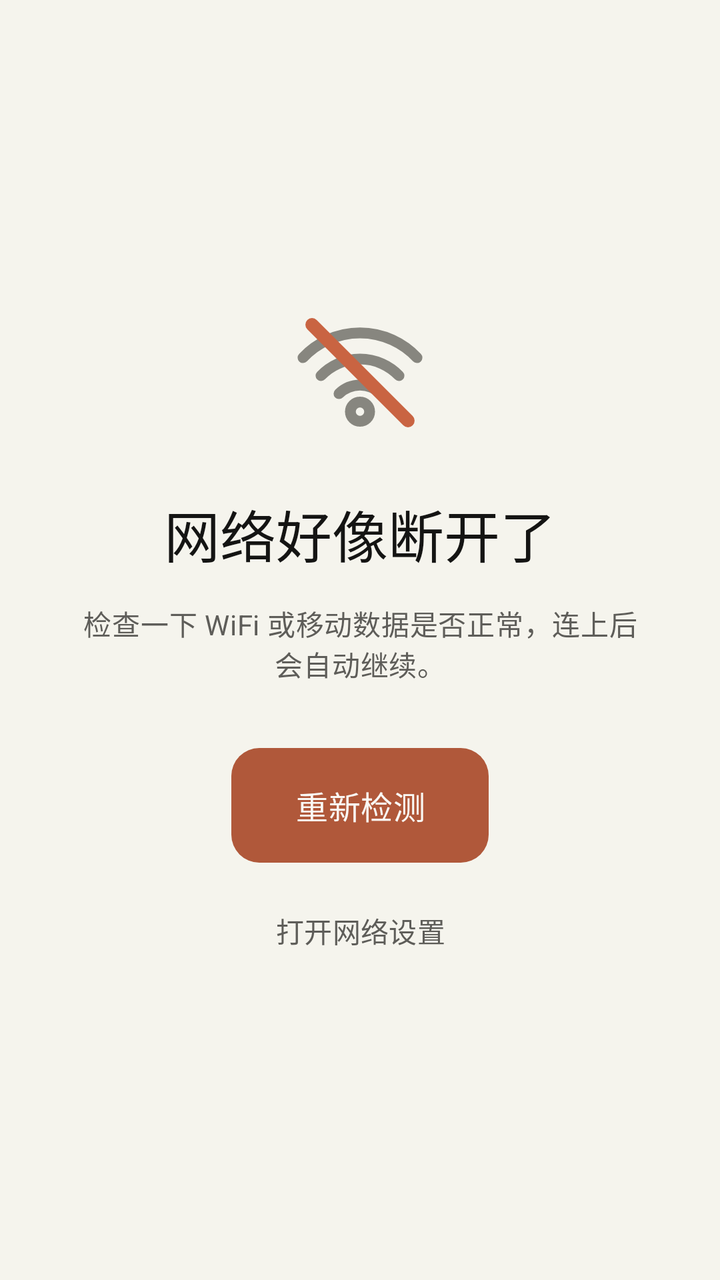
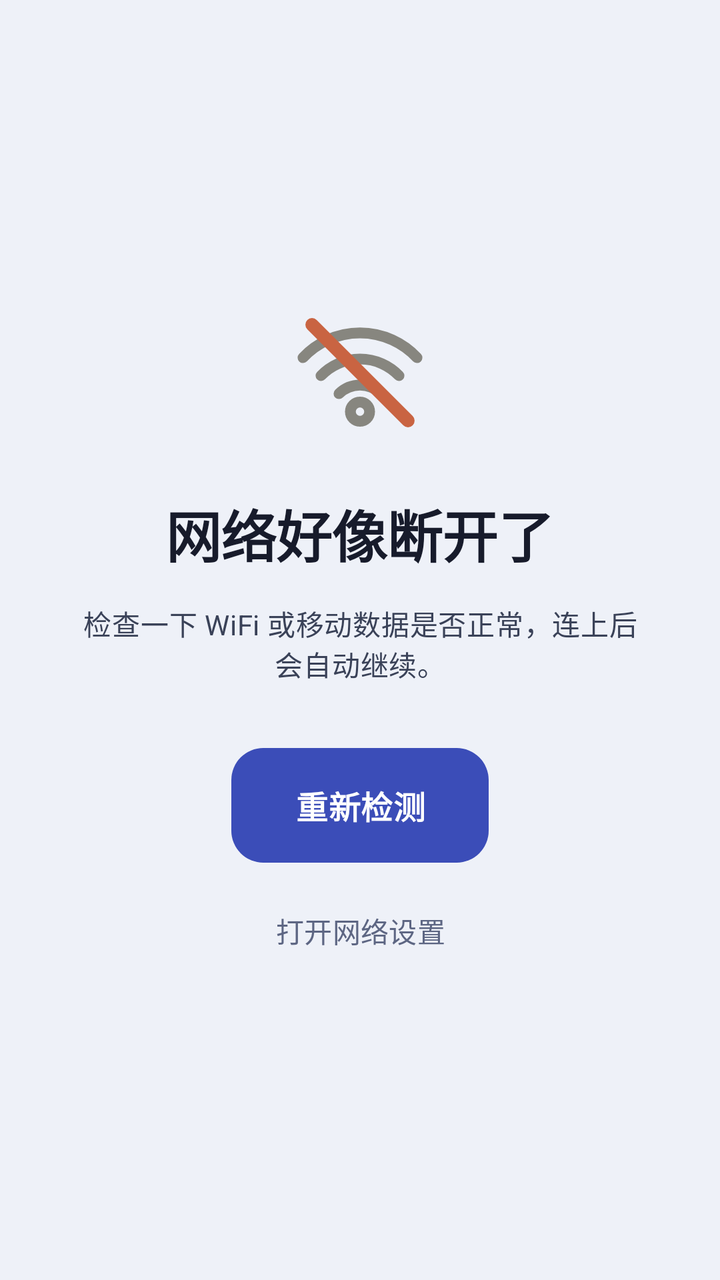

The first picture is an Android layout as it rendered before a commit; the second is the same layout after the commit. The layout source and the unified diff follow.
<!-- AndroidManifest.xml: application theme Theme.FlashSearch -->
<!-- res/layout/activity_no_network.xml -->
<?xml version="1.0" encoding="utf-8"?>
<LinearLayout xmlns:android="http://schemas.android.com/apk/res/android"
    android:id="@+id/root"
    android:layout_width="match_parent"
    android:layout_height="match_parent"
    android:background="?android:attr/colorBackground"
    android:gravity="center"
    android:orientation="vertical"
    android:paddingStart="40dp"
    android:paddingEnd="40dp">

    <ImageView
        android:layout_width="72dp"
        android:layout_height="72dp"
        android:contentDescription="@string/no_network_title"
        android:src="@drawable/ic_no_network" />

    <TextView
        android:id="@+id/titleText"
        android:layout_width="wrap_content"
        android:layout_height="wrap_content"
        android:layout_marginTop="24dp"
        android:gravity="center"
        android:text="@string/no_network_title"
        android:textAppearance="@style/TextAppearance.FlashSearch.Serif.Display" />

    <TextView
        android:id="@+id/messageText"
        android:layout_width="match_parent"
        android:layout_height="wrap_content"
        android:layout_marginTop="14dp"
        android:gravity="center"
        android:text="@string/no_network_message"
        android:textAppearance="@style/TextAppearance.FlashSearch.Body" />

    <com.google.android.material.button.MaterialButton
        android:id="@+id/retryButton"
        style="@style/Widget.FlashSearch.PrimaryButton"
        android:layout_width="wrap_content"
        android:layout_height="wrap_content"
        android:layout_marginTop="28dp"
        android:paddingStart="32dp"
        android:paddingEnd="32dp"
        android:text="@string/no_network_retry" />

    <com.google.android.material.button.MaterialButton
        android:id="@+id/settingsButton"
        style="@style/Widget.FlashSearch.TextButton"
        android:layout_width="wrap_content"
        android:layout_height="wrap_content"
        android:layout_marginTop="6dp"
        android:text="@string/no_network_settings" />

</LinearLayout>
<!-- resources referenced by this layout -->
<resources>
  <style name="TextAppearance.FlashSearch.Body" parent="TextAppearance.Material3.BodyMedium">
          <item name="android:lineSpacingMultiplier">1.5</item>
          <item name="android:textColor">@color/olive_gray</item>
      </style>
  <style name="TextAppearance.FlashSearch.Serif.Display" parent="TextAppearance.Material3.HeadlineMedium">
          <item name="android:fontFamily">serif</item>
          <item name="android:textStyle">normal</item>
          <item name="android:textColor">@color/near_black</item>
          <item name="android:letterSpacing">0</item>
          <item name="android:lineSpacingMultiplier">1.15</item>
          <item name="android:textFontWeight" tools:targetApi="28">500</item>
      </style>
  <style name="Widget.FlashSearch.PrimaryButton" parent="Widget.Material3.Button">
          <item name="backgroundTint">@color/terracotta</item>
          <item name="android:textColor">@color/ivory</item>
          <item name="android:paddingTop">17dp</item>
          <item name="android:paddingBottom">17dp</item>
          <item name="android:textSize">16sp</item>
          <item name="android:letterSpacing">0.01</item>
          <item name="cornerRadius">14dp</item>
          <item name="iconSize">20dp</item>
          <item name="iconGravity">textStart</item>
          <item name="iconPadding">10dp</item>
          <item name="iconTint">@color/ivory</item>
          <item name="elevation">0dp</item>
          <item name="rippleColor">#33FFFFFF</item>
      </style>
  <style name="Widget.FlashSearch.TextButton" parent="Widget.Material3.Button.TextButton">
          <item name="android:textColor">@color/olive_gray</item>
          <item name="rippleColor">@color/warm_sand</item>
          <item name="elevation">0dp</item>
      </style>
  <style name="Theme.FlashSearch" parent="Theme.Material3.DayNight.NoActionBar">
          <item name="colorPrimary">@color/terracotta</item>
          <item name="colorOnPrimary">@color/ivory</item>
          <item name="colorPrimaryContainer">@color/warm_sand</item>
          <item name="colorOnPrimaryContainer">@color/charcoal_warm</item>
          <item name="colorSecondary">@color/coral</item>
          <item name="colorOnSecondary">@color/near_black</item>
          <item name="colorError">@color/error_crimson</item>
  
          <item name="colorSurface">@color/parchment</item>
          <item name="colorOnSurface">@color/near_black</item>
          <item name="colorSurfaceVariant">@color/ivory</item>
          <item name="colorOnSurfaceVariant">@color/olive_gray</item>
          <item name="colorSurfaceContainerLowest">@color/pure_white</item>
          <item name="colorSurfaceContainerLow">@color/ivory</item>
          <item name="colorSurfaceContainer">@color/ivory</item>
          <item name="colorSurfaceContainerHigh">@color/warm_sand</item>
          <item name="colorSurfaceContainerHighest">@color/warm_sand</item>
          <item name="colorOutline">@color/ring_warm</item>
          <item name="colorOutlineVariant">@color/border_cream</item>
  
          <item name="android:colorBackground">@color/parchment</item>
          <item name="android:windowBackground">@color/parchment</item>
          <item name="android:statusBarColor">@android:color/transparent</item>
          <item name="android:navigationBarColor">@android:color/transparent</item>
          
          <item name="android:windowLightStatusBar" tools:targetApi="23">true</item>
          <item name="android:windowLightNavigationBar" tools:targetApi="27">true</item>
      </style>
  <color name="olive_gray">#5E5D59</color>
  <color name="near_black">#141413</color>
  <color name="terracotta">#B0583A</color>
  <color name="ivory">#FAF9F5</color>
  <color name="warm_sand">#E8E6DC</color>
  <color name="charcoal_warm">#4D4C48</color>
  <color name="coral">#D97757</color>
  <color name="error_crimson">#B53333</color>
  <color name="parchment">#F5F4ED</color>
  <color name="pure_white">#FFFFFF</color>
  <color name="ring_warm">#D1CFC5</color>
  <color name="border_cream">#D8D6CF</color>
  <!-- unchanged entries left out for length: 5 -->
</resources>

<!-- the commit's change to res/layout/activity_no_network.xml (unified diff, before → after) -->
@@ -22,7 +22,7 @@
         android:layout_marginTop="24dp"
         android:gravity="center"
         android:text="@string/no_network_title"
-        android:textAppearance="@style/TextAppearance.FlashSearch.Serif.Display" />
+        android:textAppearance="@style/TextAppearance.FlashSearch.Display" />
 
     <TextView
         android:id="@+id/messageText"
<!-- resource entries referenced after the edit -->
@@ -2,77 +2,82 @@
 <resources>
   <style name="TextAppearance.FlashSearch.Body" parent="TextAppearance.Material3.BodyMedium">
           <item name="android:lineSpacingMultiplier">1.5</item>
-          <item name="android:textColor">@color/olive_gray</item>
+          <item name="android:textColor">@color/ink_body</item>
       </style>
-  <style name="TextAppearance.FlashSearch.Serif.Display" parent="TextAppearance.Material3.HeadlineMedium">
-          <item name="android:fontFamily">serif</item>
-          <item name="android:textStyle">normal</item>
-          <item name="android:textColor">@color/near_black</item>
-          <item name="android:letterSpacing">0</item>
-          <item name="android:lineSpacingMultiplier">1.15</item>
-          <item name="android:textFontWeight" tools:targetApi="28">500</item>
+  <style name="TextAppearance.FlashSearch.Display" parent="TextAppearance.Material3.HeadlineMedium">
+          <item name="android:textStyle">bold</item>
+          <item name="android:textColor">@color/ink</item>
+          <item name="android:letterSpacing">-0.01</item>
+          <item name="android:lineSpacingMultiplier">1.2</item>
       </style>
   <style name="Widget.FlashSearch.PrimaryButton" parent="Widget.Material3.Button">
-          <item name="backgroundTint">@color/terracotta</item>
-          <item name="android:textColor">@color/ivory</item>
+          <item name="backgroundTint">@color/brand</item>
+          <item name="android:textColor">@color/on_brand</item>
           <item name="android:paddingTop">17dp</item>
           <item name="android:paddingBottom">17dp</item>
           <item name="android:textSize">16sp</item>
+          <item name="android:textStyle">bold</item>
           <item name="android:letterSpacing">0.01</item>
-          <item name="cornerRadius">14dp</item>
+          <item name="cornerRadius">@dimen/radius_md</item>
           <item name="iconSize">20dp</item>
           <item name="iconGravity">textStart</item>
           <item name="iconPadding">10dp</item>
-          <item name="iconTint">@color/ivory</item>
-          <item name="elevation">0dp</item>
-          <item name="rippleColor">#33FFFFFF</item>
+          <item name="iconTint">@color/on_brand</item>
+          <item name="elevation">2dp</item>
+          
+          <item name="rippleColor">@color/brand_pressed</item>
       </style>
   <style name="Widget.FlashSearch.TextButton" parent="Widget.Material3.Button.TextButton">
-          <item name="android:textColor">@color/olive_gray</item>
-          <item name="rippleColor">@color/warm_sand</item>
+          <item name="android:textColor">@color/ink_secondary</item>
+          <item name="rippleColor">@color/surface_sunken</item>
           <item name="elevation">0dp</item>
       </style>
   <style name="Theme.FlashSearch" parent="Theme.Material3.DayNight.NoActionBar">
-          <item name="colorPrimary">@color/terracotta</item>
-          <item name="colorOnPrimary">@color/ivory</item>
-          <item name="colorPrimaryContainer">@color/warm_sand</item>
-          <item name="colorOnPrimaryContainer">@color/charcoal_warm</item>
-          <item name="colorSecondary">@color/coral</item>
-          <item name="colorOnSecondary">@color/near_black</item>
-          <item name="colorError">@color/error_crimson</item>
+          <item name="colorPrimary">@color/brand</item>
+          <item name="colorOnPrimary">@color/on_brand</item>
+          <item name="colorPrimaryContainer">@color/brand_container</item>
+          <item name="colorOnPrimaryContainer">@color/on_brand_container</item>
+          <item name="colorSecondary">@color/link</item>
+          <item name="colorOnSecondary">@color/on_brand</item>
+          <item name="colorError">@color/danger</item>
   
-          <item name="colorSurface">@color/parchment</item>
-          <item name="colorOnSurface">@color/near_black</item>
-          <item name="colorSurfaceVariant">@color/ivory</item>
-          <item name="colorOnSurfaceVariant">@color/olive_gray</item>
-          <item name="colorSurfaceContainerLowest">@color/pure_white</item>
-          <item name="colorSurfaceContainerLow">@color/ivory</item>
-          <item name="colorSurfaceContainer">@color/ivory</item>
-          <item name="colorSurfaceContainerHigh">@color/warm_sand</item>
-          <item name="colorSurfaceContainerHighest">@color/warm_sand</item>
-          <item name="colorOutline">@color/ring_warm</item>
-          <item name="colorOutlineVariant">@color/border_cream</item>
+          <item name="colorSurface">@color/surface</item>
+          <item name="colorOnSurface">@color/ink</item>
+          <item name="colorSurfaceVariant">@color/surface_alt</item>
+          <item name="colorOnSurfaceVariant">@color/ink_secondary</item>
+          <item name="colorSurfaceContainerLowest">@color/surface</item>
+          <item name="colorSurfaceContainerLow">@color/surface</item>
+          <item name="colorSurfaceContainer">@color/surface_alt</item>
+          <item name="colorSurfaceContainerHigh">@color/surface_sunken</item>
+          <item name="colorSurfaceContainerHighest">@color/surface_sunken</item>
+          <item name="colorOutline">@color/line_strong</item>
+          <item name="colorOutlineVariant">@color/line</item>
   
-          <item name="android:colorBackground">@color/parchment</item>
-          <item name="android:windowBackground">@color/parchment</item>
+          <item name="android:colorBackground">@color/bg</item>
+          <item name="android:windowBackground">@color/bg</item>
           <item name="android:statusBarColor">@android:color/transparent</item>
           <item name="android:navigationBarColor">@android:color/transparent</item>
           
           <item name="android:windowLightStatusBar" tools:targetApi="23">true</item>
           <item name="android:windowLightNavigationBar" tools:targetApi="27">true</item>
       </style>
-  <color name="olive_gray">#5E5D59</color>
-  <color name="near_black">#141413</color>
-  <color name="terracotta">#B0583A</color>
-  <color name="ivory">#FAF9F5</color>
-  <color name="warm_sand">#E8E6DC</color>
-  <color name="charcoal_warm">#4D4C48</color>
-  <color name="coral">#D97757</color>
-  <color name="error_crimson">#B53333</color>
-  <color name="parchment">#F5F4ED</color>
-  <color name="pure_white">#FFFFFF</color>
-  <color name="ring_warm">#D1CFC5</color>
-  <color name="border_cream">#D8D6CF</color>
+  <color name="ink_body">#3A4258</color>
+  <color name="ink">#171B2B</color>
+  <color name="brand">#3B4DB8</color>
+  <color name="on_brand">#FFFFFF</color>
+  <dimen name="radius_md">16dp</dimen>
+  <color name="brand_pressed">#2E3D99</color>
+  <color name="ink_secondary">#5D6683</color>
+  <color name="surface_sunken">#E3E8F4</color>
+  <color name="brand_container">#E4E9FC</color>
+  <color name="on_brand_container">#1F2A6E</color>
+  <color name="link">#2E6BE6</color>
+  <color name="danger">#CC3333</color>
+  <color name="surface">#FFFFFF</color>
+  <color name="surface_alt">#F6F8FD</color>
+  <color name="line_strong">#B9C3E0</color>
+  <color name="line">#D8DEF0</color>
+  <color name="bg">#EEF1F8</color>
   <!-- unchanged entries left out for length: 5 -->
 </resources>
 
